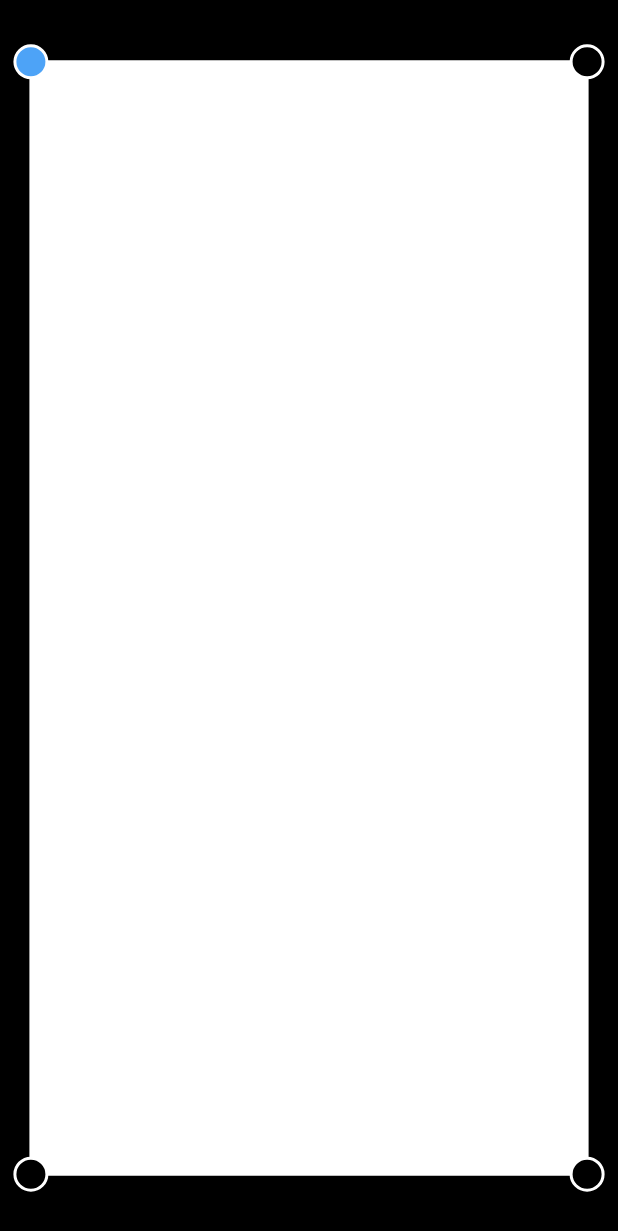
After one commit to Morgan-C-CV/TableOS, an Android app: the layout fragment_desktop_calibration.xml on its own in the app's theme, with its tools: preview values and no code run, on a phone screen of 412 x 824 dp. The commit adds this screen. Shown: the top 1231 px of the screen. Run offline under Robolectric (Android 15) with nearby library versions, the phone set to English and light mode, and no system bars.

Commit message:
try coner adjust

```diff
--- a/app/src/main/java/com/tableos/app/MainActivity.kt
+++ b/app/src/main/java/com/tableos/app/MainActivity.kt
@@ -33,6 +33,8 @@ class MainActivity : AppCompatActivity() {
         recyclerView.layoutManager = GridLayoutManager(this, 1)
 
         applyLightingBrightness()
+        // 加载桌面矫正配置
+        findViewById<KeystoneOverlayView>(R.id.keystone_overlay).loadConfig()
         lightingArea.requestFocus()
         loadApps()
     }
--- a/settings/src/main/AndroidManifest.xml
+++ b/settings/src/main/AndroidManifest.xml
@@ -11,6 +11,9 @@
         <package android:name="com.android.tv.settings" />
         <package android:name="com.google.android.tv.settings" />
     </queries>
+
+    <!-- 写入系统设置用于持久化桌面矫正配置 -->
+    <uses-permission android:name="android.permission.WRITE_SETTINGS" />
 
     <application
         android:allowBackup="true"
--- /dev/null
+++ b/settings/src/main/java/com/tableos/settings/KeystoneCalibratorView.kt
@@ -0,0 +1,125 @@
+package com.tableos.settings
+
+import android.content.Context
+import android.graphics.Canvas
+import android.graphics.Color
+import android.graphics.Paint
+import android.graphics.Path
+import android.util.AttributeSet
+import android.view.MotionEvent
+import android.view.View
+import kotlin.math.hypot
+
+class KeystoneCalibratorView @JvmOverloads constructor(
+    context: Context,
+    attrs: AttributeSet? = null
+) : View(context, attrs) {
+
+    private val pts = Array(4) { Pair(0f, 0f) } // 0:左上 1:右上 2:右下 3:左下 （归一化）
+    private var selected = 0
+    private val circleR = 16f
+    private val paintLine = Paint(Paint.ANTI_ALIAS_FLAG).apply { color = Color.WHITE; strokeWidth = 3f; style = Paint.Style.STROKE }
+    private val paintFill = Paint(Paint.ANTI_ALIAS_FLAG).apply { color = Color.WHITE; style = Paint.Style.FILL }
+    private val paintPoint = Paint(Paint.ANTI_ALIAS_FLAG).apply { color = Color.BLACK; style = Paint.Style.FILL }
+    private val paintPointSel = Paint(Paint.ANTI_ALIAS_FLAG).apply { color = Color.parseColor("#4DA3F7"); style = Paint.Style.FILL }
+
+    init {
+        // 初始为四周 5% 内缩的矩形
+        val m = 0.05f
+        pts[0] = Pair(m, m)
+        pts[1] = Pair(1f - m, m)
+        pts[2] = Pair(1f - m, 1f - m)
+        pts[3] = Pair(m, 1f - m)
+    }
+
+    override fun onDraw(canvas: Canvas) {
+        super.onDraw(canvas)
+        val w = width.toFloat()
+        val h = height.toFloat()
+
+        // 背景使用纯黑色
+        canvas.drawColor(Color.BLACK)
+
+        val p0 = px(0, w, h); val p1 = px(1, w, h); val p2 = px(2, w, h); val p3 = px(3, w, h)
+        val path = Path().apply {
+            moveTo(p0.first, p0.second)
+            lineTo(p1.first, p1.second)
+            lineTo(p2.first, p2.second)
+            lineTo(p3.first, p3.second)
+            close()
+        }
+        // 填充四边形为白色，并绘制白色边框
+        canvas.drawPath(path, paintFill)
+        canvas.drawPath(path, paintLine)
+
+        // 四角点
+        drawPoint(canvas, p0, 0)
+        drawPoint(canvas, p1, 1)
+        drawPoint(canvas, p2, 2)
+        drawPoint(canvas, p3, 3)
+    }
+
+    private fun drawPoint(canvas: Canvas, p: Pair<Float, Float>, idx: Int) {
+        val paint = if (idx == selected) paintPointSel else paintPoint
+        // 角点外圈白色描边，内部黑色以对比白色填充区域
+        val stroke = Paint(Paint.ANTI_ALIAS_FLAG).apply { color = Color.WHITE; style = Paint.Style.STROKE; strokeWidth = 3f }
+        canvas.drawCircle(p.first, p.second, circleR, paint)
+        canvas.drawCircle(p.first, p.second, circleR, stroke)
+    }
+
+    private fun px(i: Int, w: Float, h: Float): Pair<Float, Float> {
+        val (x, y) = pts[i]
+        return Pair(x.coerceIn(0f, 1f) * w, y.coerceIn(0f, 1f) * h)
+    }
+
+    override fun onTouchEvent(event: MotionEvent): Boolean {
+        val w = width.toFloat(); val h = height.toFloat()
+        when (event.action) {
+            MotionEvent.ACTION_DOWN -> {
+                val x = event.x; val y = event.y
+                // 命中测试：距离最近的角点
+                var best = 0; var bestD = Float.MAX_VALUE
+                for (i in 0..3) {
+                    val p = px(i, w, h)
+                    val d = hypot(x - p.first, y - p.second)
+                    if (d < bestD) { bestD = d; best = i }
+                }
+                selected = best
+                invalidate()
+                return true
+            }
+            MotionEvent.ACTION_MOVE -> {
+                setSelectedByPx(event.x, event.y)
+                return true
+            }
+        }
+        return super.onTouchEvent(event)
+    }
+
+    private fun setSelectedByPx(x: Float, y: Float) {
+        val w = width.toFloat(); val h = height.toFloat()
+        val nx = (x / w).coerceIn(0f, 1f)
+        val ny = (y / h).coerceIn(0f, 1f)
+        pts[selected] = Pair(nx, ny)
+        invalidate()
+    }
+
+    fun nudgeSelected(dx: Float, dy: Float) {
+        val (x, y) = pts[selected]
+        pts[selected] = Pair((x + dx).coerceIn(0f, 1f), (y + dy).coerceIn(0f, 1f))
+        invalidate()
+    }
+
+    fun selectNext() {
+        selected = (selected + 1) % 4
+        invalidate()
+    }
+
+    fun buildCsv(): String {
+        // 简单 CSV：x0,y0;x1,y1;x2,y2;x3,y3
+        return (0..3).joinToString(";") { i ->
+            val (x, y) = pts[i]
+            "${x},${y}"
+        }
+    }
+}
--- /dev/null
+++ b/settings/src/main/res/layout/fragment_desktop_calibration.xml
@@ -0,0 +1,12 @@
+<?xml version="1.0" encoding="utf-8"?>
+<FrameLayout xmlns:android="http://schemas.android.com/apk/res/android"
+    android:layout_width="match_parent"
+    android:layout_height="match_parent"
+    android:background="#101317">
+
+    <com.tableos.settings.KeystoneCalibratorView
+        android:id="@+id/keystone_calibrator"
+        android:layout_width="match_parent"
+        android:layout_height="match_parent" />
+
+</FrameLayout>
--- a/settings/src/main/res/xml/display_preferences.xml
+++ b/settings/src/main/res/xml/display_preferences.xml
@@ -8,4 +8,8 @@
         android:key="screensaver"
         android:title="屏保"
         android:summary="配置屏保和时间" />
+    <Preference
+        android:key="desktop_calibration"
+        android:title="桌面矫正"
+        android:summary="调整显示区域四角，实现梯形变形" />
 </PreferenceScreen>
```
Also changed, not shown: app/src/main/java/com/tableos/app/KeystoneOverlayView.kt (added, +76 -0 lines), app/src/main/res/layout/activity_main.xml (+12 -0 lines), settings/src/main/java/com/tableos/settings/DesktopCalibrationFragment.kt (added, +83 -0 lines), settings/src/main/java/com/tableos/settings/DisplaySettingsFragment.kt (+9 -0 lines), settings/src/main/java/com/tableos/settings/SettingsActivity.kt (+29 -0 lines).
